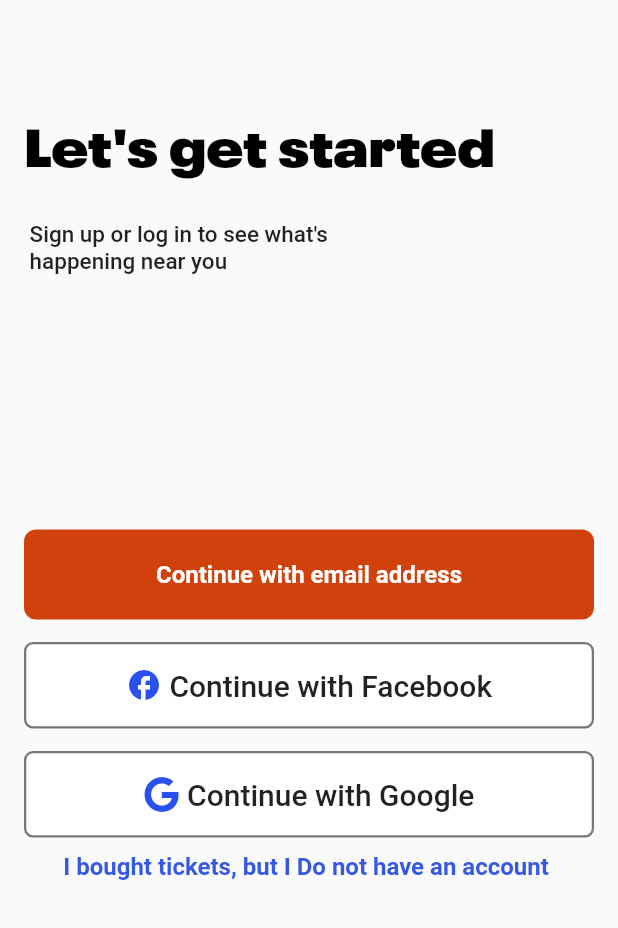
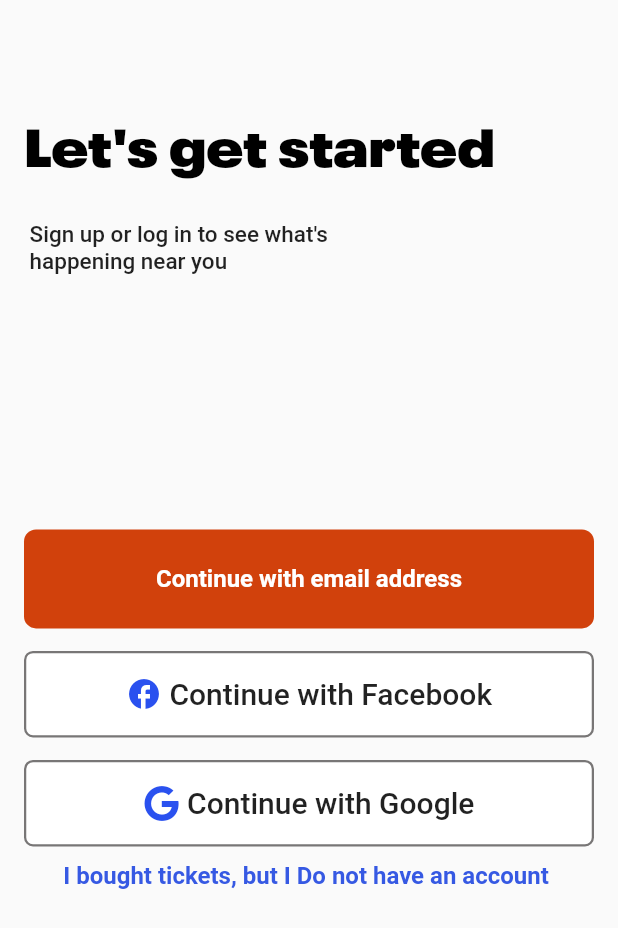
Before and after one commit to EventBriteClone/EventBrite_Clone_CrossPlatform, a Flutter app: the screen it shows after launch, item 3 of the bottom bar chosen, after a tap on "Log in", on a phone screen of 412 x 824 dp. Shown: the top 928 px of the screen. Run offline on Flutter 3.47's test engine with Material 2 defaults, Android fonts, the phone set to English and light mode, and no system bars; our stand-ins replace flutter_pw_validator, font_awesome_flutter, google_sign_in; missing offline and left inert: flutter_facebook_auth; project files that could hold a hidden picture were left out.

Commit message:
localhost changes

```diff
--- a/event_brite_app/lib/reusable_widgets/log_in_button.dart
+++ b/event_brite_app/lib/reusable_widgets/log_in_button.dart
@@ -3,13 +3,12 @@ import 'package:flutter/cupertino.dart';
 import 'package:flutter/material.dart';
 
 class CustomButton extends StatelessWidget {
-CustomButton({this.onTap,required this.text}) ;
-VoidCallback? onTap;
-String text;
+  const CustomButton({super.key, this.onTap, required this.text});
+  final VoidCallback? onTap;
+  final String text;
   @override
   Widget build(BuildContext context) {
-    return GestureDetector
-    (
+    return GestureDetector(
       onTap: onTap,
       child: Container(
         decoration: BoxDecoration(
@@ -17,9 +16,17 @@ String text;
           borderRadius: BorderRadius.circular(8),
         ),
         width: double.infinity,
-                  height: 60,
-                  child: Center(child: Text(text,
-                  style: TextStyle(color: primaryColor,fontWeight: FontWeight.bold,fontSize: 16),))
+        height: MediaQuery.of(context).size.height * 0.08,
+        child: Center(
+          child: Text(
+            text,
+            style: const TextStyle(
+              color: primaryColor,
+              fontWeight: FontWeight.bold,
+              fontSize: 16,
+            ),
+          ),
+        ),
       ),
     );
   }
--- a/event_brite_app/lib/screens/login_signin_pages/Logging.dart
+++ b/event_brite_app/lib/screens/login_signin_pages/Logging.dart
@@ -1,8 +1,6 @@
 import 'package:event_brite_app/screens/login_signin_pages/GoogleSignIn.dart';
 import 'package:event_brite_app/screens/login_signin_pages/log_in_page2.dart';
 import 'package:flutter/material.dart';
-import 'package:flutter/src/widgets/framework.dart';
-import 'package:flutter/src/widgets/placeholder.dart';
 import 'package:google_sign_in/google_sign_in.dart';
 
 class  LoggedInPage extends StatelessWidget {
--- a/event_brite_app/lib/screens/login_signin_pages/entering_email_page.dart
+++ b/event_brite_app/lib/screens/login_signin_pages/entering_email_page.dart
@@ -1,5 +1,5 @@
 import 'package:event_brite_app/constants.dart';
-import 'package:event_brite_app/reusable_widgets/custom_Text_field.dart';
+import 'package:event_brite_app/reusable_widgets/custom_text_field.dart';
 import 'package:event_brite_app/reusable_widgets/log_out_button.dart';
 import 'package:event_brite_app/screens/login_signin_pages/entering_password.dart';
 import 'package:event_brite_app/screens/login_signin_pages/sign_up_page.dart';
--- a/event_brite_app/lib/screens/login_signin_pages/entering_password.dart
+++ b/event_brite_app/lib/screens/login_signin_pages/entering_password.dart
@@ -1,4 +1,4 @@
-import 'package:event_brite_app/reusable_widgets/custom_Text_field.dart';
+import 'package:event_brite_app/reusable_widgets/custom_text_field.dart';
 import 'package:event_brite_app/reusable_widgets/profile_custom_container.dart';
 import 'package:event_brite_app/screens/login_signin_pages/choose_page.dart';
 import 'package:event_brite_app/screens/login_signin_pages/entering_email_page.dart';
--- a/event_brite_app/lib/screens/login_signin_pages/log_in_page1.dart
+++ b/event_brite_app/lib/screens/login_signin_pages/log_in_page1.dart
@@ -1,7 +1,5 @@
 import 'package:event_brite_app/screens/home_page/search_screen_body.dart';
 import 'package:flutter/material.dart';
-import 'package:flutter/src/widgets/framework.dart';
-import 'package:flutter/src/widgets/placeholder.dart';
 import 'package:font_awesome_flutter/font_awesome_flutter.dart';
 
 import '../../reusable_widgets/log_in_button.dart';
@@ -14,12 +12,11 @@ class LogInPage1 extends StatelessWidget {
   Widget build(BuildContext context) {
     return Scaffold(
       backgroundColor: Colors.white60,
-
       body: Column(
         crossAxisAlignment: CrossAxisAlignment.start,
         children: [
-          Padding(
-            padding: const EdgeInsets.only(left: 12,top: 40),
+          const Padding(
+            padding: EdgeInsets.only(left: 12, top: 40),
             child: Text('See your favourites\nin one place',
                 style: TextStyle(
                   //decorationThickness: 500,
@@ -29,11 +26,11 @@ class LogInPage1 extends StatelessWidget {
                   fontWeight: FontWeight.w200,
                 )),
           ),
-          SizedBox(
+          const SizedBox(
             height: 10,
           ),
-          Padding(
-            padding: const EdgeInsets.only(left: 12),
+          const Padding(
+            padding: EdgeInsets.only(left: 12),
             child: Text(
               'Log in to see your favourites',
               style: TextStyle(
@@ -44,36 +41,38 @@ class LogInPage1 extends StatelessWidget {
               ),
             ),
           ),
-          SizedBox(
+          const SizedBox(
             height: 30,
           ),
           Padding(
-            padding: const EdgeInsets.only(left:12.0),
+            padding: const EdgeInsets.only(left: 12.0),
             child: GestureDetector(
                 onTap: () {
                   Navigator.push(context, MaterialPageRoute(builder: (context) {
-                    return SearchScreen();
+                    return const SearchScreen();
                   }));
                 },
-                child: Text(
+                child: const Text(
                   'Explore events',
                   style: TextStyle(
-                      color: Color.fromRGBO(54, 89, 227, 1), fontWeight: FontWeight.w500),
+                      color: Color.fromRGBO(54, 89, 227, 1),
+                      fontWeight: FontWeight.w500),
                 )),
           ),
-          SizedBox(
+          const SizedBox(
             height: 125,
           ),
           Stack(
             children: [
-              Container(
-                height: 350,
+              SizedBox(
+                height: MediaQuery.of(context).size.height * 0.4,
+                //height:350,
                 //width: 900,
                 child: Row(
                   mainAxisAlignment: MainAxisAlignment.end,
-                  children: [
+                  children: const [
                     Image(
-                      image:AssetImage('assets/images/Circle.jpeg'),
+                      image: AssetImage('assets/images/Circle.jpeg'),
                       height: 400,
                     ),
                   ],
@@ -82,25 +81,29 @@ class LogInPage1 extends StatelessWidget {
               //SizedBox(height: 200,),
               Column(
                 children: [
-                  Container(height: 270,
+                  SizedBox(
+                    height: MediaQuery.of(context).size.height * 0.327,
                     child: Row(
                       mainAxisAlignment: MainAxisAlignment.end,
                       children: [
-                      Container(
-
-                        child: Padding(
-                          padding: const EdgeInsets.only(right: 35,top: 60),
-                          child: Icon(FontAwesomeIcons.heart,size: 180,color: Color.fromARGB(255, 181, 181, 181).withOpacity(0.2),),
-                        )),
+                        Padding(
+                          padding: const EdgeInsets.only(right: 35, top: 60),
+                          child: Icon(
+                        FontAwesomeIcons.heart,
+                        size: 180,
+                        color: const Color.fromARGB(255, 181, 181, 181)
+                            .withOpacity(0.2),
+                          ),
+                        ),
                       ],
-                  )
-                  ,),
+                    ),
+                  ),
                   Padding(
                     padding: const EdgeInsets.all(8.0),
                     child: CustomButton(
-
                       onTap: () {
-                        Navigator.push(context, MaterialPageRoute(builder: (context) {
+                        Navigator.push(context,
+                            MaterialPageRoute(builder: (context) {
                           return LogInPage2();
                         }));
                       },
--- a/event_brite_app/lib/screens/login_signin_pages/log_in_page2.dart
+++ b/event_brite_app/lib/screens/login_signin_pages/log_in_page2.dart
@@ -1,13 +1,8 @@
 import 'package:event_brite_app/reusable_widgets/log_in_button.dart';
 import 'package:event_brite_app/screens/login_signin_pages/entering_email_page.dart';
 import 'package:event_brite_app/screens/login_signin_pages/face.dart';
-import 'package:event_brite_app/screens/home_page/home_screen.dart';
-import 'package:event_brite_app/screens/home_page/home_screen_body.dart';
 import 'package:flutter/material.dart';
-import 'package:flutter/src/widgets/framework.dart';
-import 'package:flutter/src/widgets/placeholder.dart';
 import 'package:font_awesome_flutter/font_awesome_flutter.dart';
-
 import '../../constants.dart';
 import '../../reusable_widgets/log_out_button.dart';
 import 'GoogleSignIn.dart';
@@ -49,7 +44,7 @@ class  LogInPage2 extends StatelessWidget {
                 fontSize: 36,fontFamily: 'Neue Plak',
                 color: Colors.black,fontWeight: FontWeight.w200,
               )),
-              SizedBox(height: 20,),
+              const SizedBox(height: 20,),
               Text(' Sign up or log in to see what\'s\n happening near you',style: TextStyle(
                 fontSize: 15,
                 fontWeight: FontWeight.w500
--- a/event_brite_app/lib/screens/login_signin_pages/sign_up_page.dart
+++ b/event_brite_app/lib/screens/login_signin_pages/sign_up_page.dart
@@ -1,4 +1,4 @@
-import 'package:event_brite_app/reusable_widgets/custom_Text_field.dart';
+import 'package:event_brite_app/reusable_widgets/custom_text_field.dart';
 import 'package:flutter/material.dart';
 import 'package:flutter/src/widgets/framework.dart';
 import 'package:flutter/src/widgets/placeholder.dart';
--- a/event_brite_app/lib/screens/login_signin_pages/valide.dart
+++ b/event_brite_app/lib/screens/login_signin_pages/valide.dart
@@ -2,7 +2,7 @@ import 'package:flutter/cupertino.dart';
 import 'package:flutter/material.dart';
 import 'package:flutter_pw_validator/flutter_pw_validator.dart';
 
-import '../../reusable_widgets/custom_Text_field.dart';
+import '../../reusable_widgets/custom_text_field.dart';
 
 class HomePagee extends StatefulWidget {
   const HomePagee({Key? key}) : super(key: key);
```
Also changed, not shown: event_brite_app/lib/reusable_widgets/custom_Text_field.dart (+0 -8 lines), 2 other files. Lines whose indentation alone changed are shown as unchanged.
